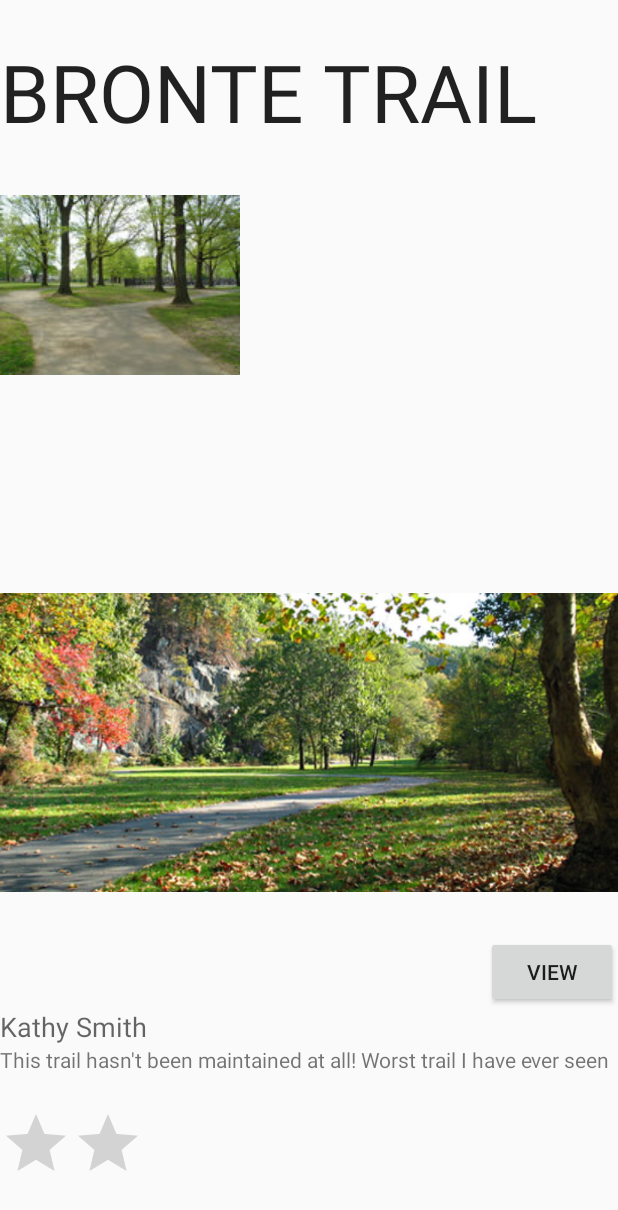
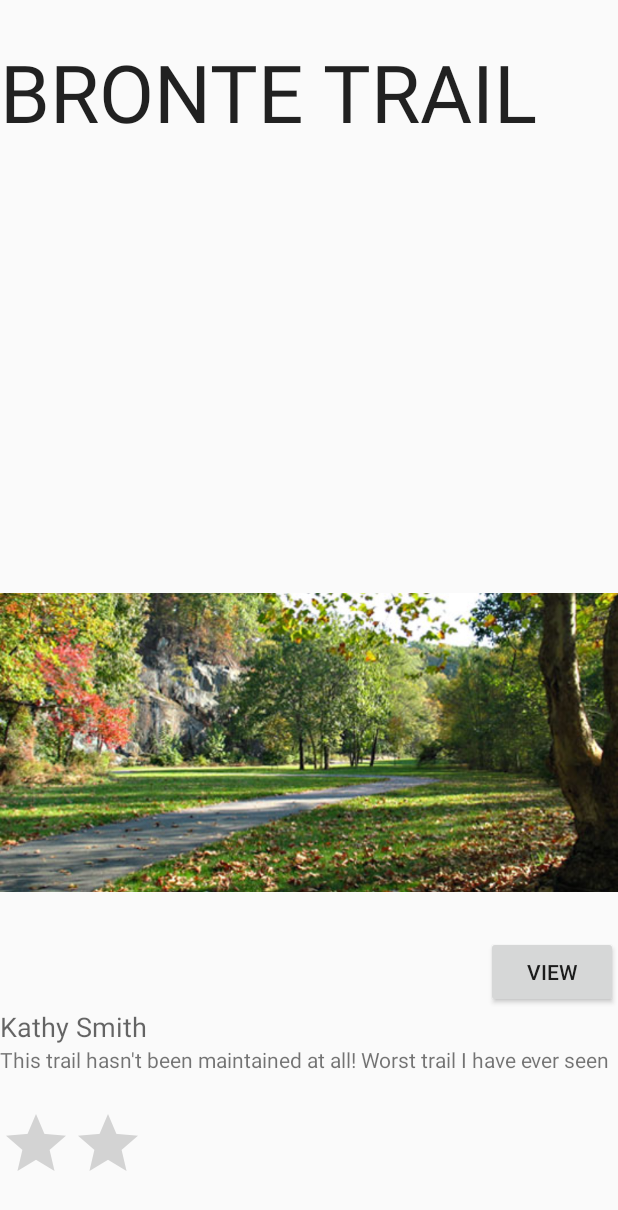
Before and after one commit to theryancowan/OakvilleTrails, an Android app: the firstTrailExample screen opened directly, with no data from a screen before it, on a phone screen of 412 x 824 dp. Shown: the top 1210 px of the screen. Run offline under Robolectric (Android 15) with nearby library versions, the phone set to English and light mode, and no system bars.

Commit message:
final working template

```diff
--- a/app/src/main/res/layout/first_trail_example.xml
+++ b/app/src/main/res/layout/first_trail_example.xml
@@ -20,16 +20,6 @@
         android:layout_width="match_parent"
         android:layout_height="match_parent"
         android:layout_gravity="right">
-
-        <ImageView
-            android:layout_width="wrap_content"
-            android:layout_height="wrap_content"
-            android:id="@+id/imageView8"
-            android:src="@drawable/park1"
-            android:layout_alignParentTop="true"
-            android:layout_alignParentLeft="true"
-            android:layout_alignParentStart="true"
-            android:layout_marginTop="33dp" />
 
         <ImageView
             android:layout_width="wrap_content"
```
Also changed, not shown: app/src/main/java/com/app/rastabananarama/oakvilletrails/MapsActivity.java (+11 -11 lines), 1 other file.
